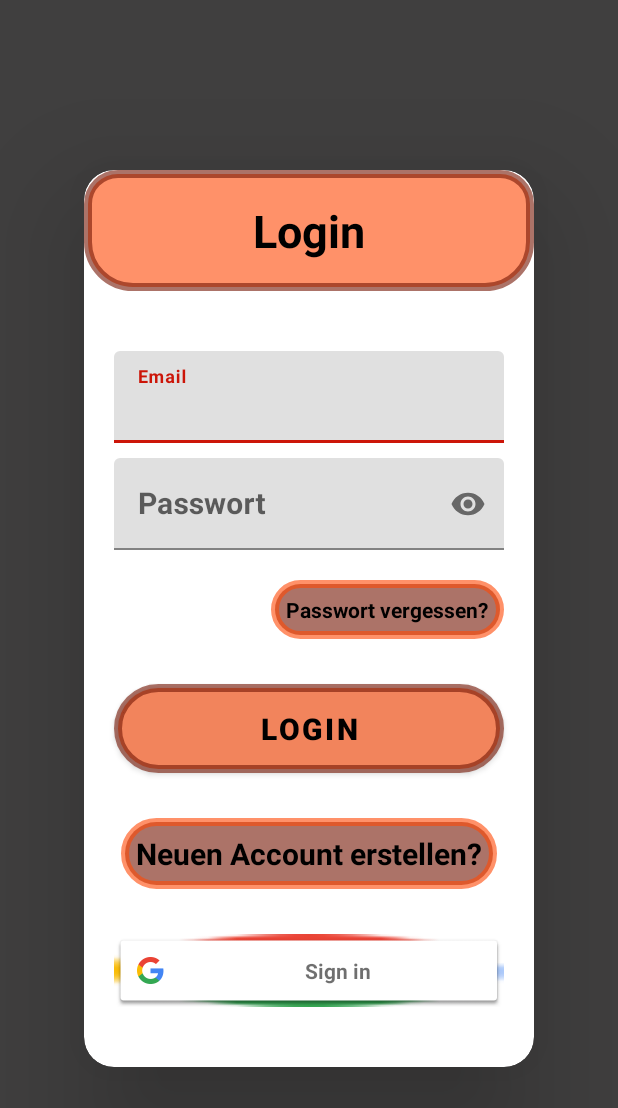
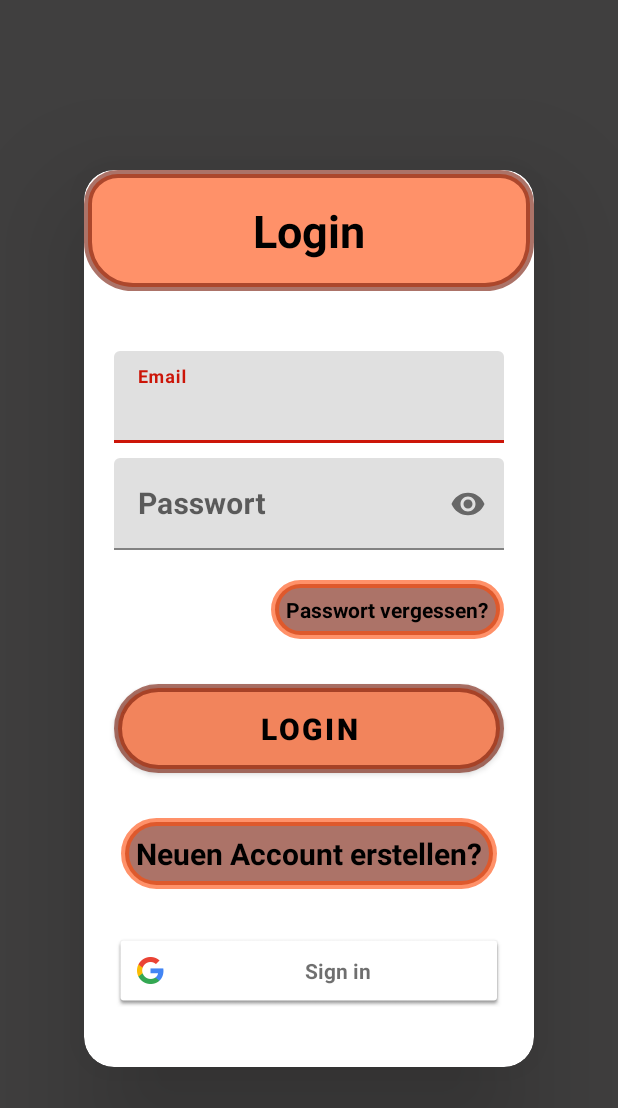
Before and after one commit to Schweitzerle/MemoryLane, an Android app: the screen it shows after launch (LoginActivity), on a phone screen of 412 x 824 dp. Shown: the top 1108 px of the screen. Run offline under Robolectric (Android 15) with nearby library versions, the phone set to English and light mode, and no system bars; our stand-ins replace Firebase (no records; nobody signed in at launch, a user with empty details on screens opened directly); libraries missing offline, so code that uses them is left out: io.github.muddz.styleabletoast.

Commit message:
UI and Features

```diff
--- a/app/src/main/res/layout/activity_login.xml
+++ b/app/src/main/res/layout/activity_login.xml
@@ -143,7 +143,6 @@
         android:layout_height="wrap_content"
         android:layout_marginHorizontal="20dp"
         android:layout_marginTop="30sp"
-        android:background="@drawable/googleg_standard_color_18"
         android:backgroundTint="@null"
         android:textColor="@color/black"
         android:textColorHint="@color/black"
```
